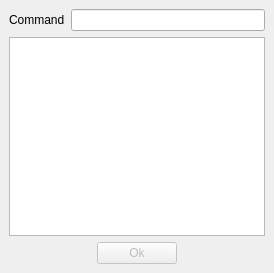
Above: toolexec.ui from qmc2/qmc2-mame-fe before the change. Below: the same form after it.
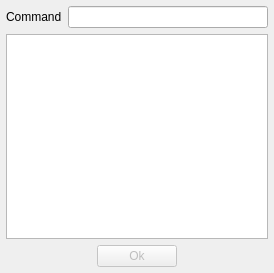
That is the form after the change.

Commit message: imp: general layouting facelift (smaller layout content margins)

```diff
--- a/toolexec.ui
+++ b/toolexec.ui
@@ -17,12 +17,6 @@
   <layout class="QGridLayout">
    <item row="0" column="0" colspan="3">
     <layout class="QHBoxLayout">
-     <property name="spacing">
-      <number>6</number>
-     </property>
-     <property name="margin">
-      <number>0</number>
-     </property>
      <item>
       <widget class="QLabel" name="labelStatus">
        <property name="sizePolicy">
@@ -114,7 +108,7 @@
    </item>
   </layout>
  </widget>
- <layoutdefault spacing="6" margin="9"/>
+ <layoutdefault spacing="6" margin="6"/>
  <tabstops>
   <tabstop>lineEditCommand</tabstop>
   <tabstop>textBrowserToolOutput</tabstop>
```
The commit also changes 27 other files.
